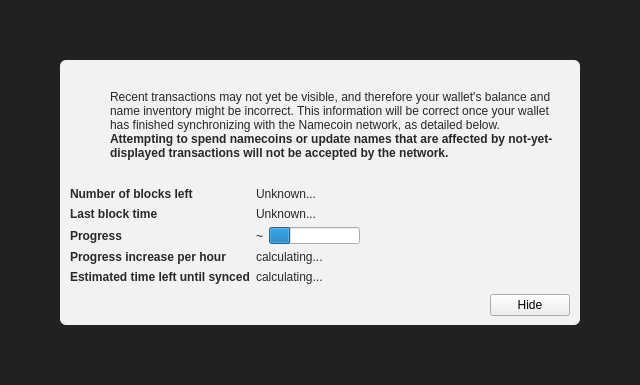
Before: the Qt Designer form src/qt/forms/modaloverlay.ui in xaya/xaya, drawn with Qt 5.
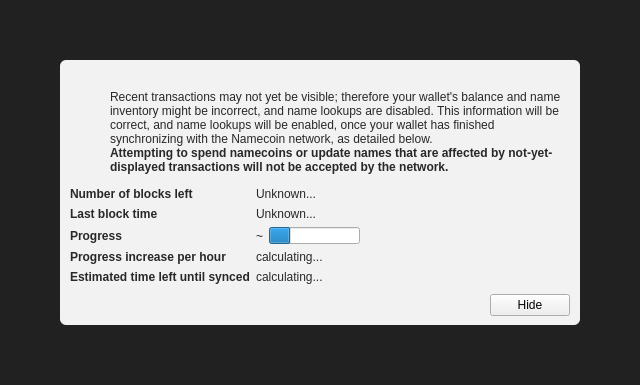
After: the same form once the commit is applied. Icons and pictures are not drawn. Custom widgets are drawn as their Qt base class.

Commit message:
Make modal overlay mention name lookups.
Name lookups are disabled when the blockchain is still syncing; the modal overlay is a logical place to inform the user of this.

Patch:
```diff
--- a/src/qt/forms/modaloverlay.ui
+++ b/src/qt/forms/modaloverlay.ui
@@ -130,7 +130,7 @@
              <item>
               <widget class="QLabel" name="infoText">
                <property name="text">
-                <string>Recent transactions may not yet be visible, and therefore your wallet's balance and name inventory might be incorrect. This information will be correct once your wallet has finished synchronizing with the Namecoin network, as detailed below.</string>
+                <string>Recent transactions may not yet be visible; therefore your wallet's balance and name inventory might be incorrect, and name lookups are disabled. This information will be correct, and name lookups will be enabled, once your wallet has finished synchronizing with the Namecoin network, as detailed below.</string>
                </property>
                <property name="textFormat">
                 <enum>Qt::RichText</enum>
```
